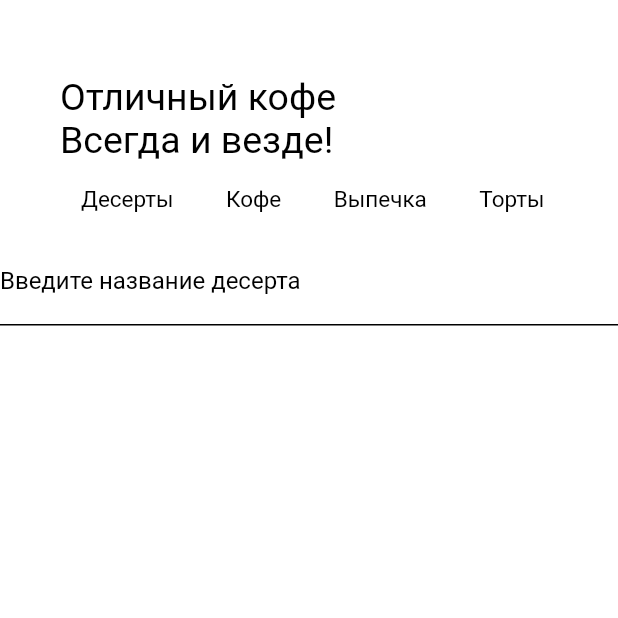
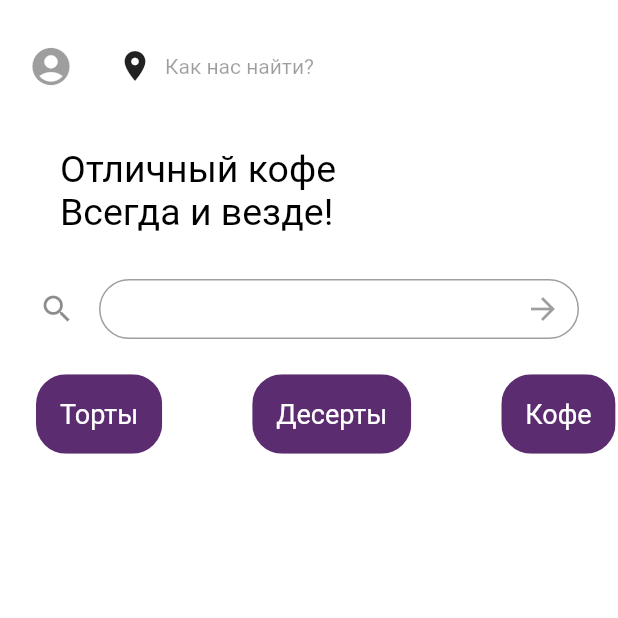
Before and after one commit to Flek55/konstruktor_tortikov, a Flutter app: the HomeMenu screen opened directly, on a phone screen of 412 x 824 dp, the top half of it. Run offline on Flutter 3.47's test engine with Material 2 defaults, Android fonts, the phone set to English and light mode, and no system bars; our stand-ins replace firebase_auth, firebase_core, fluttertoast, shared_preferences; missing offline and left inert: dart:html; accounts and stored records are empty.

Commit message:
Вроде сделал что-то

```diff
--- a/tortik/lib/pages/Home/home_menu.dart
+++ b/tortik/lib/pages/Home/home_menu.dart
@@ -1,4 +1,6 @@
+import 'dart:html';
 import 'package:flutter/material.dart';
+import 'package:flutter/rendering.dart';
 
 class HomeMenu extends StatefulWidget {
   const HomeMenu({Key? key}) : super(key: key);
@@ -6,17 +8,53 @@ class HomeMenu extends StatefulWidget {
   @override
   State<HomeMenu> createState() => _HomeMenuState();
 }
-List _names = [
-  Row(children: const [
-    Padding(padding: EdgeInsets.only(left: 50)),
-    Text('Десерты',textAlign: TextAlign.left,style: TextStyle(fontFamily: 'Roboto',fontSize: 15,color: Colors.black)),
-    SizedBox(width: 35,),
-    Text( "Кофе",textAlign: TextAlign.left,style: TextStyle(fontFamily: 'Roboto',fontSize: 15,color: Colors.black)),
-    SizedBox(width: 35,),
-    Text("Выпечка",textAlign: TextAlign.left,style: TextStyle(fontFamily: 'Roboto',fontSize: 15,color: Colors.black)),
-    SizedBox(width: 35,),
-    Text("Торты",textAlign: TextAlign.left,style: TextStyle(fontFamily: 'Roboto',fontSize: 15,color: Colors.black))
-  ])];
+List _names = [Row(children:[
+  SizedBox(width: 20),
+  ClipRRect(
+      borderRadius: BorderRadius.circular(20),
+      child: Stack(
+          children: <Widget>[
+            Positioned.fill(
+                child: Container(
+                    decoration: const BoxDecoration(
+                        color:Color(0xFF5B2C6F)
+                    ))),
+            TextButton(onPressed:(null), child: const Text("Торты",style:TextStyle(color: Colors.white)),style:TextButton.styleFrom(foregroundColor: Colors.white30,padding: const EdgeInsets.all(16),textStyle: const TextStyle(fontSize: 18)))
+          ])),
+  const SizedBox(width: 60),
+  ClipRRect(
+      borderRadius: BorderRadius.circular(20),
+      child: Stack(
+          children: <Widget>[
+            Positioned.fill(
+              child: Container(
+                decoration: const BoxDecoration(
+                    color: Color(0xFF5B2C6F)
+                ),
+              ),
+            ), TextButton(onPressed:(null), child: const Text("Десерты",style:TextStyle(color: Colors.white)),style:TextButton.styleFrom(foregroundColor: Colors.white30,padding: const EdgeInsets.all(16),textStyle: const TextStyle(fontSize: 18)))
+          ])),
+  const SizedBox(width: 60),
+  ClipRRect(borderRadius: BorderRadius.circular(20),child: Stack(children: <Widget>[Positioned.fill(child: Container(decoration: const BoxDecoration(color:Color(0xFF5B2C6F)
+  ))),
+    TextButton(onPressed:(null), child: const Text("Кофе",style:TextStyle(color: Colors.white)),style:TextButton.styleFrom(foregroundColor: Colors.white30,padding: const EdgeInsets.all(16),textStyle: const TextStyle(fontSize: 18)))
+  ])),
+  const SizedBox(width: 60),ClipRRect(
+      borderRadius: BorderRadius.circular(20),
+      child: Stack(
+          children: <Widget>[
+            Positioned.fill(
+              child: Container(
+                decoration: const BoxDecoration(
+                    color:Color(0xFF5B2C6F)
+                ),
+              ),
+            ),
+            TextButton(onPressed:(null), child:Text("Выпечка",style:TextStyle(color: Colors.white)),style:TextButton.styleFrom(foregroundColor: Colors.white30,padding: const EdgeInsets.all(16),textStyle: const TextStyle(fontSize: 18)))
+          ]))]
+)];
+
+
 
 class _HomeMenuState extends State<HomeMenu> {
   @override
@@ -25,7 +63,16 @@ class _HomeMenuState extends State<HomeMenu> {
       backgroundColor: Colors.white,
       body: Column(
         children: [
-          const Padding(padding: EdgeInsets.only(top: 50)),
+          const Padding(padding: EdgeInsets.only(top: 20)),
+          Row( children:const [
+            Padding(padding: EdgeInsets.only(left: 10)),
+            IconButton(onPressed: null, icon: Icon(Icons.account_circle,size: 30,)),
+            Padding(padding: EdgeInsets.only(left: 20)),
+            Icon(Icons.place),
+            TextButton(onPressed: null, child: Text("Как нас найти?"))
+          ]
+          ),
+          const Padding(padding: EdgeInsets.only(top: 30)),
           Row(children: const [
             Padding(padding: EdgeInsets.only(top: 50, left: 40)),
             Text('Отличный кофе\nВсегда и везде!',
@@ -36,9 +83,25 @@ class _HomeMenuState extends State<HomeMenu> {
               ),)
           ]
           ),
-
+          const SizedBox(height: 30,),
+          const SizedBox(height: 40,width: 360,child:TextField(
+            decoration: InputDecoration(
+              icon: Icon(Icons.search),
+              suffixIcon: IconButton(onPressed:null , icon: Icon(Icons.arrow_forward)) ,
+              enabledBorder: OutlineInputBorder(
+                borderRadius: BorderRadius.all(Radius.circular(20.0)),
+                borderSide: BorderSide(
+                  color: Colors.grey,
+                ),
+              ),
+              focusedBorder: OutlineInputBorder(
+                borderRadius: BorderRadius.all(Radius.circular(10.0)),
+                borderSide: BorderSide(color: Colors.blue),
+              ),
+            ),
+          ), ),
           SizedBox(
-            height: 50,
+            height: 100,
             child: ListView.separated(
               scrollDirection: Axis.horizontal,
               padding: const EdgeInsets.all(4),
@@ -47,17 +110,9 @@ class _HomeMenuState extends State<HomeMenu> {
                 return _names[index];
               },
               separatorBuilder: (context,index){
-                return const SizedBox(width: 50);
+                return const SizedBox(width: 150);
               },
             ),
-          ),
-          const TextField(
-            decoration: InputDecoration(
-                labelText: 'Введите название десерта',
-                labelStyle: TextStyle(color: Colors.black),
-                enabledBorder: UnderlineInputBorder(
-                  borderSide: BorderSide(color: Colors.black),)),
-            style: (TextStyle(color: Colors.black)),
           ),
         ],
       ),
```
